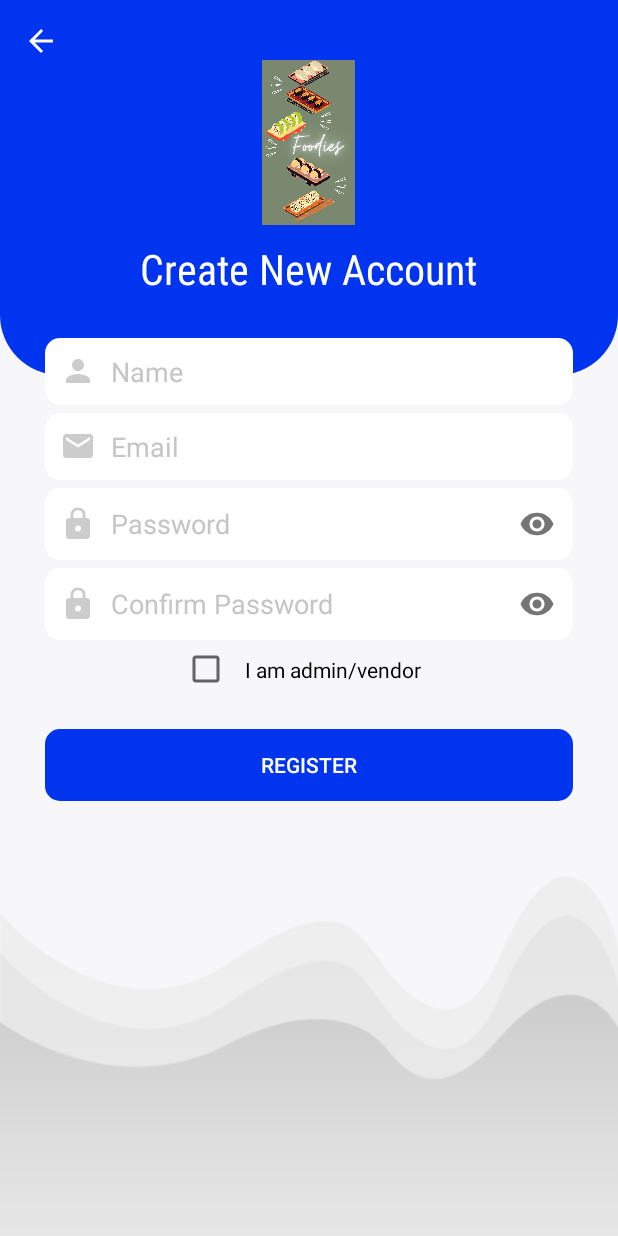
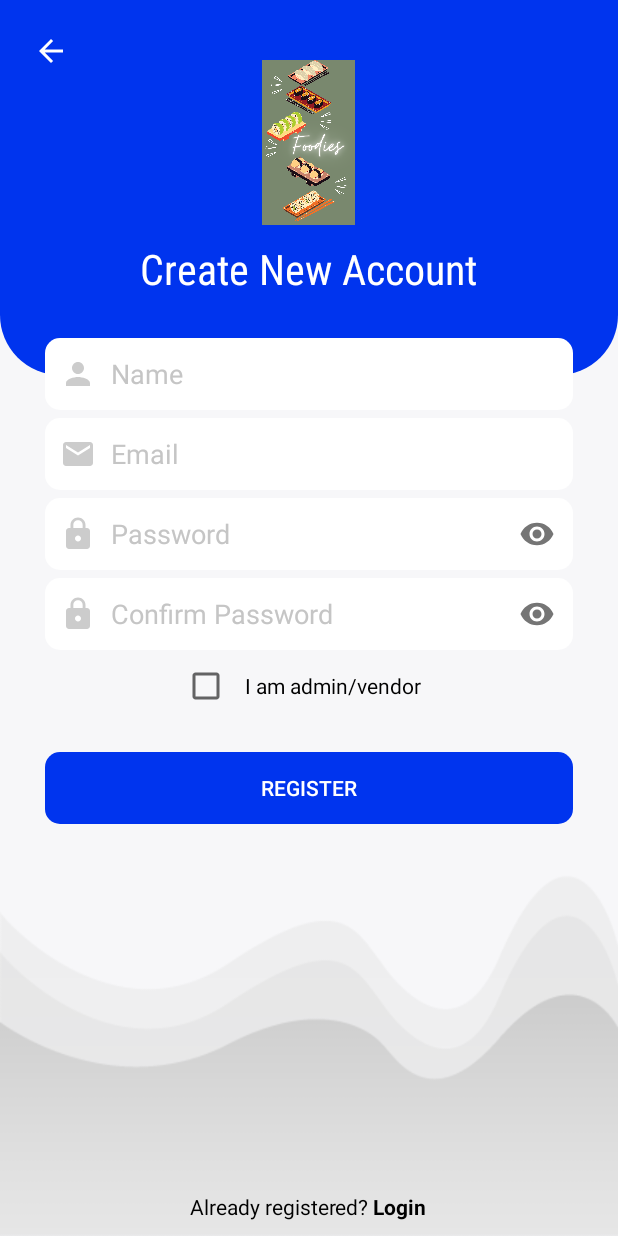
Before and after one commit to Mbali2000/FoodiesG1, an Android app: the RegisterActivity screen opened directly, with no data from a screen before it, on a phone screen of 412 x 824 dp. Run offline under Robolectric (Android 15) with nearby library versions, the phone set to English and light mode, and no system bars; our stand-ins replace Firebase (no records; nobody signed in at launch, a user with empty details on screens opened directly).

Commit message:
Fixed navigation issues

```diff
--- a/app/src/main/res/layout/activity_pdf_add.xml
+++ b/app/src/main/res/layout/activity_pdf_add.xml
@@ -144,6 +144,7 @@
         android:layout_marginStart="30dp"
         android:layout_marginEnd="30dp"
         android:layout_marginTop="10dp"
+        android:background="@drawable/shape_button01"
         android:text="Upload"
         android:textColor="@color/white"/>
 
--- a/app/src/main/res/layout/activity_register.xml
+++ b/app/src/main/res/layout/activity_register.xml
@@ -15,12 +15,13 @@
 
         <ImageButton
             android:id="@+id/backBtn"
-            android:layout_width="wrap_content"
-            android:layout_height="wrap_content"
+            android:layout_width="48dp"
+            android:layout_height="48dp"
             android:src="@drawable/ic_back_white"
             android:background="@android:color/transparent"
             android:layout_margin="10dp"
-            android:padding="5dp"/>
+            android:padding="5dp"
+            android:contentDescription="@string/back_button_descr"/>
 
         <ImageView
             android:id="@+id/iconIv"
@@ -66,7 +67,7 @@
                 <EditText
                     android:id="@+id/nameEt"
                     android:layout_width="match_parent"
-                    android:layout_height="wrap_content"
+                    android:layout_height="48dp"
                     android:background="@drawable/shape_edittext01"
                     android:drawableStart="@drawable/ic_person_gray"
                     android:drawablePadding="10dp"
@@ -92,7 +93,7 @@
                 <EditText
                     android:id="@+id/emailEt"
                     android:layout_width="match_parent"
-                    android:layout_height="wrap_content"
+                    android:layout_height="48dp"
                     android:background="@drawable/shape_edittext01"
                     android:drawableStart="@drawable/ic_email_gray"
                     android:drawablePadding="10dp"
@@ -119,7 +120,7 @@
                 <EditText
                     android:id="@+id/passwordEt"
                     android:layout_width="match_parent"
-                    android:layout_height="wrap_content"
+                    android:layout_height="48dp"
                     android:background="@drawable/shape_edittext01"
                     android:drawableStart="@drawable/ic_lock_gray"
                     android:drawablePadding="10dp"
@@ -145,7 +146,7 @@
                 <EditText
                     android:id="@+id/cPasswordEt"
                     android:layout_width="match_parent"
-                    android:layout_height="wrap_content"
+                    android:layout_height="48dp"
                     android:background="@drawable/shape_edittext01"
                     android:drawableStart="@drawable/ic_lock_gray"
                     android:drawablePadding="10dp"
@@ -172,7 +173,7 @@
             <CheckBox
                 android:id="@+id/adminCheckBox"
                 android:layout_width="wrap_content"
-                android:layout_height="wrap_content"
+                android:layout_height="48dp"
                 android:text="I am admin/vendor"
                 android:layout_below="@id/cPasswordTil"
                 android:layout_centerHorizontal="true"
@@ -198,4 +199,14 @@
 
     </ScrollView>
 
+    <!--Already registered, login-->
+    <TextView
+        android:id="@+id/noAccountTv"
+        android:layout_width="wrap_content"
+        android:layout_height="wrap_content"
+        android:layout_alignParentBottom="true"
+        android:layout_centerHorizontal="true"
+        android:padding="10dp"
+        android:text="@string/existing_user_login"
+        android:textColor="@color/black"/>
 </RelativeLayout>
--- a/app/src/main/res/layout/row_pdf_admin.xml
+++ b/app/src/main/res/layout/row_pdf_admin.xml
@@ -40,7 +40,7 @@
             android:layout_width="match_parent"
             android:layout_height="wrap_content"
             android:layout_toStartOf="@id/moreBtn"
-            android:text="Book Title"
+            android:text="Food name"
             android:layout_toEndOf="@id/pdfRl"
             android:maxLines="1"/>
 
@@ -49,7 +49,7 @@
             style="@style/TextAppearance.MaterialComponents.Body2"
             android:layout_width="match_parent"
             android:layout_height="wrap_content"
-            android:text="Book Description"
+            android:text="Food Description"
             android:layout_toEndOf="@id/pdfRl"
             android:layout_marginTop="8dp"
             android:layout_below="@id/titleTv"
--- a/app/src/main/res/layout/row_pdf_user.xml
+++ b/app/src/main/res/layout/row_pdf_user.xml
@@ -39,7 +39,7 @@
             style="@style/TextAppearance.MaterialComponents.Headline6"
             android:layout_width="match_parent"
             android:layout_height="wrap_content"
-            android:text="Book Title"
+            android:text="Food name"
             android:layout_toEndOf="@id/pdfRl"
             android:maxLines="1"/>
 
@@ -48,7 +48,7 @@
             style="@style/TextAppearance.MaterialComponents.Body2"
             android:layout_width="match_parent"
             android:layout_height="wrap_content"
-            android:text="Book Description"
+            android:text="Food Description"
             android:layout_toEndOf="@id/pdfRl"
             android:layout_marginTop="8dp"
             android:layout_below="@id/titleTv"
@@ -60,7 +60,7 @@
             style="@style/TextAppearance.MaterialComponents.Caption"
             android:layout_width="wrap_content"
             android:layout_height="wrap_content"
-            android:text="Category"
+            android:text="Shop"
             android:layout_alignParentEnd="true"
             android:layout_alignParentBottom="true"
             android:maxLines="1"/>
--- a/app/src/main/res/values/colors.xml
+++ b/app/src/main/res/values/colors.xml
@@ -11,4 +11,6 @@
     <color name="gray02">#777777</color>
     <color name="gray03">#EDEDED</color>
     <color name="gray04">#FBFBFB</color>
+    <color name="green">#3A803D</color>
+    <color name="red">#CF3D3D</color>
 </resources>
--- a/app/src/main/res/values/strings.xml
+++ b/app/src/main/res/values/strings.xml
@@ -1,5 +1,10 @@
 <resources>
     <string name="app_name">Foodies</string>
-    <string name="new_user_signup">New User? <b>SignUp</b></string>
-    <string name="hello_blank_fragment">Hello blank fragment</string><!--make SignUp bold-->
+    <string name="new_user_signup">New User? <b>SignUp</b></string><!--make SignUp bold-->
+    <string name="existing_user_login">Already registered? <b>Login</b></string>
+    <string name="hello_blank_fragment">Hello blank fragment</string>
+    <string name="back_button_descr">Back button</string>
+    <string name="forgot_pass">Forgot password?</string>
+    <string name="skip">Skip login</string>
+
 </resources>
```
Also changed, not shown: app/src/main/java/com/foodsoncampus/foodies/activities/DashboardUserActivity.java (+11 -2 lines), app/src/main/java/com/foodsoncampus/foodies/activities/LoginActivity.java (+7 -0 lines), app/src/main/java/com/foodsoncampus/foodies/activities/PdfDetailActivity.java (+51 -1 lines), app/src/main/java/com/foodsoncampus/foodies/activities/RegisterActivity.java (+17 -5 lines), app/src/main/res/layout/activity_dashboard_user.xml (+9 -7 lines), app/src/main/res/layout/activity_login.xml (+13 -1 lines), app/src/main/res/layout/activity_pdf_detail.xml (+14 -1 lines), app/src/main/res/layout/activity_pdf_edit.xml (+4 -4 lines), app/src/main/res/layout/dialog_comment_add.xml (+4 -3 lines), app/src/main/res/layout/dialog_login_ask.xml (added, +41 -0 lines).
